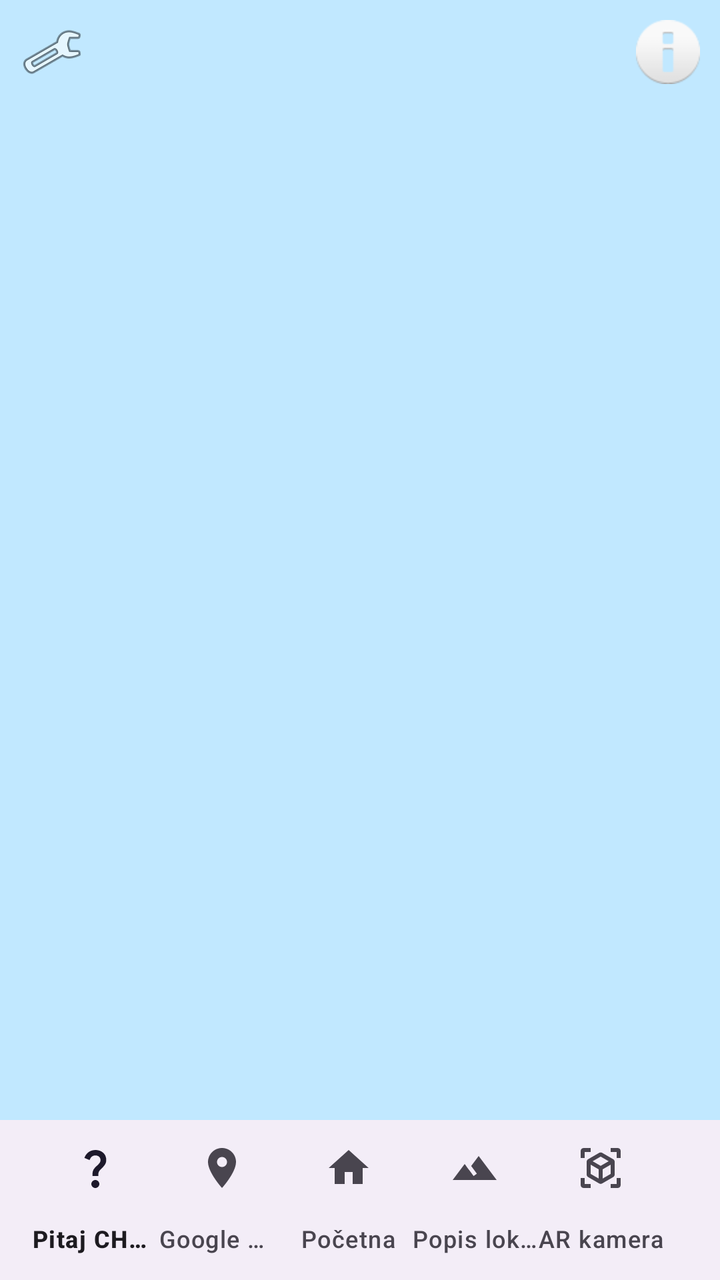
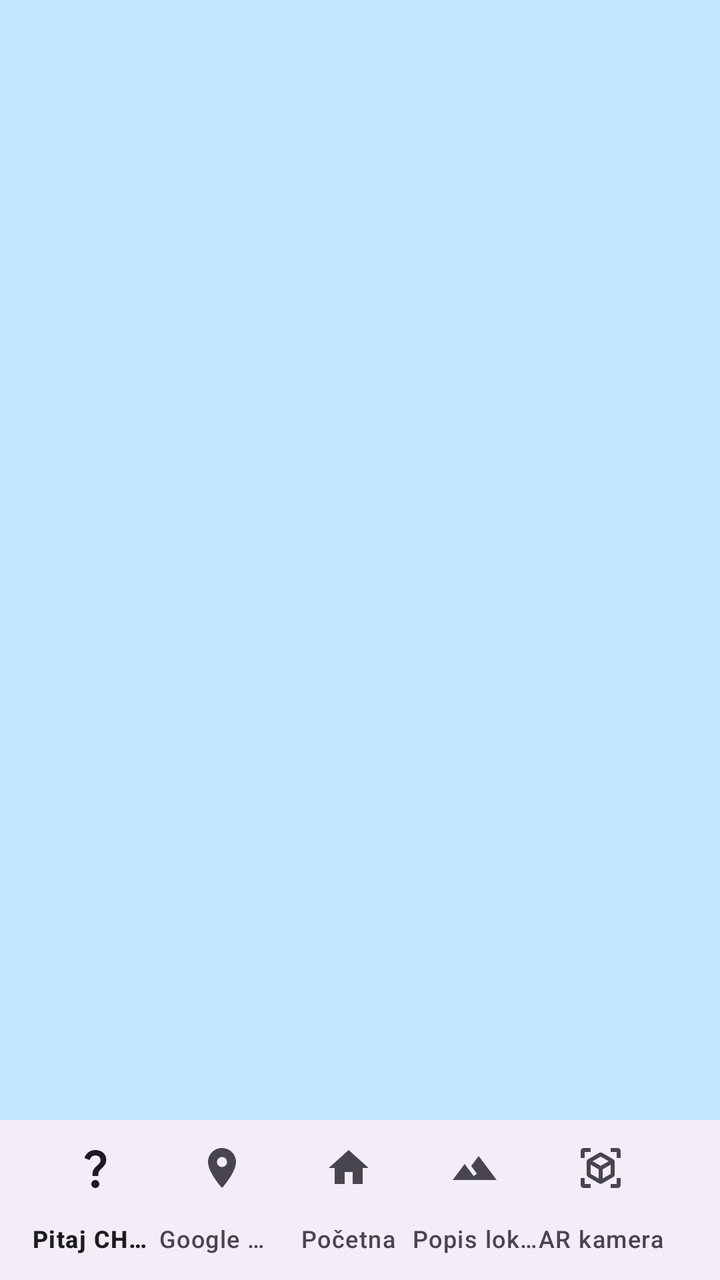

The first picture is an Android layout as it rendered before a commit; the second is the same layout after the commit. The layout source and the unified diff follow.
<!-- AndroidManifest.xml: activity theme Theme.ARTour -->
<!-- res/layout/activity_main.xml -->
<?xml version="1.0" encoding="utf-8"?>
<androidx.coordinatorlayout.widget.CoordinatorLayout xmlns:android="http://schemas.android.com/apk/res/android"
    xmlns:app="http://schemas.android.com/apk/res-auto"
    xmlns:tools="http://schemas.android.com/tools"
    android:layout_width="match_parent"
    android:layout_height="match_parent"
    android:background="@color/material_dynamic_primary90"
    tools:context=".MainActivity">
    <FrameLayout
        android:id="@+id/frame_layout"
        android:layout_width="match_parent"
        android:layout_height="match_parent"/>

    <com.google.android.material.bottomappbar.BottomAppBar
        android:layout_width="match_parent"
        android:layout_height="wrap_content"
        android:id="@+id/bottomAppBar"
        android:layout_gravity="bottom"
        android:background="@color/white"
        app:fabCradleMargin="10dp"
        app:fabCradleRoundedCornerRadius="50dp">

        <com.google.android.material.bottomnavigation.BottomNavigationView
            android:layout_width="wrap_content"
            android:layout_height="wrap_content"
            android:id="@+id/bottomNavigationView"
            android:layout_marginEnd="20dp"
            app:labelVisibilityMode="labeled"
            android:background="@android:color/transparent"
            app:menu="@menu/bottom_menu"/>
    </com.google.android.material.bottomappbar.BottomAppBar>

    <ImageView
        android:id="@+id/info"
        android:layout_width="wrap_content"
        android:layout_height="wrap_content"
        android:layout_margin="10dp"
        android:contentDescription="info"
        app:layout_anchor="@+id/frame_layout"
        app:layout_anchorGravity="end|top"
        app:srcCompat="@android:drawable/ic_dialog_info" />

    <ImageView
        android:id="@+id/properties"
        android:layout_width="wrap_content"
        android:layout_height="wrap_content"
        android:layout_margin="10dp"
        android:contentDescription="properties"
        app:layout_anchor="@+id/frame_layout"
        app:layout_anchorGravity="start|top"
        app:srcCompat="@android:drawable/ic_menu_preferences" />

    <TextView
        android:id="@+id/naslov"
        android:layout_width="wrap_content"
        android:layout_height="wrap_content"
        android:fontFamily="sans-serif-condensed"
        android:text="TURISTIČKI VODIČ OPŠTINE MILIĆI"
        android:textSize="25dp"
        android:textStyle="bold"
        app:layout_anchor="@+id/frame_layout"
        app:layout_anchorGravity="center"
        android:translationY="-260dp"
        android:visibility="gone"/>

    <TextView
        android:id="@+id/kartice"
        android:layout_width="wrap_content"
        android:layout_height="wrap_content"
        android:text="IZDVOJENE LOKACIJE"
        android:fontFamily="sans-serif-condensed"
        android:textSize="20dp"
        android:textStyle="bold"
        app:layout_anchor="@+id/frame_layout"
        app:layout_anchorGravity="center"
        android:translationY="-180dp"
        android:visibility="gone"/>

    <androidx.viewpager2.widget.ViewPager2
        android:layout_width="410dp"
        android:layout_height="210dp"
        app:layout_anchor="@+id/frame_layout"
        app:layout_anchorGravity="center"
        android:translationY="-50dp"
        android:visibility="gone"/>

    <ImageView
        android:id="@+id/ikona1"
        android:layout_width="50dp"
        android:layout_height="50dp"
        app:layout_anchor="@+id/frame_layout"
        app:layout_anchorGravity="center"
        app:srcCompat="@drawable/baseline_forest_24"
        android:translationY="80dp"
        android:translationX="-155dp"
        android:visibility="gone"/>
    <ImageView
        android:id="@+id/ikona2"
        android:layout_width="50dp"
        android:layout_height="50dp"
        app:layout_anchor="@+id/frame_layout"
        app:layout_anchorGravity="center"
        app:srcCompat="@drawable/baseline_local_cafe_24"
        android:translationY="80dp"
        android:translationX="-95dp"
        android:visibility="gone"/>
    <ImageView
        android:id="@+id/ikona3"
        android:layout_width="50dp"
        android:layout_height="50dp"
        app:layout_anchor="@+id/frame_layout"
        app:layout_anchorGravity="center"
        app:srcCompat="@drawable/baseline_church_24"
        android:translationY="80dp"
        android:translationX="-35dp"
        android:visibility="gone"/>

</androidx.coordinatorlayout.widget.CoordinatorLayout>
<!-- resources referenced by this layout -->
<resources>
  <color name="white">#FFFFFFFF</color>
  <!-- drawable baseline_church_24 (drawable) -->
  <vector android:height="24dp" android:tint="#000000"
      android:viewportHeight="24" android:viewportWidth="24"
      android:width="24dp" xmlns:android="http://schemas.android.com/apk/res/android">
      <path android:fillColor="@android:color/white" android:pathData="M18,12.22V9l-5,-2.5V5h2V3h-2V1h-2v2H9v2h2v1.5L6,9v3.22L2,14v8h8v-3c0,-1.1 0.9,-2 2,-2s2,0.9 2,2v3h8v-8L18,12.22zM12,13.5c-0.83,0 -1.5,-0.67 -1.5,-1.5s0.67,-1.5 1.5,-1.5s1.5,0.67 1.5,1.5S12.83,13.5 12,13.5z"/>
  </vector>
  <!-- drawable baseline_forest_24 (drawable) -->
  <vector android:height="24dp" android:tint="#000000"
      android:viewportHeight="24" android:viewportWidth="24"
      android:width="24dp" xmlns:android="http://schemas.android.com/apk/res/android">
      <path android:fillColor="@android:color/white" android:pathData="M16,12l-7,-10l-7,10l1.86,0l-3.86,6l7,0l0,4l4,0l0,-4l7,0l-3.86,-6z"/>
      <path android:fillColor="@android:color/white" android:pathData="M20.14,12l1.86,0l-7,-10l-2.39,3.41l5.31,7.59l-1.92,0l-0.03,0l3.22,5l4.81,0z"/>
      <path android:fillColor="@android:color/white" android:pathData="M13,19h4v3h-4z"/>
  </vector>
  <!-- drawable baseline_local_cafe_24 (drawable) -->
  <vector android:height="24dp" android:tint="#000000"
      android:viewportHeight="24" android:viewportWidth="24"
      android:width="24dp" xmlns:android="http://schemas.android.com/apk/res/android">
      <path android:fillColor="@android:color/white" android:pathData="M20,3L4,3v10c0,2.21 1.79,4 4,4h6c2.21,0 4,-1.79 4,-4v-3h2c1.11,0 2,-0.9 2,-2L22,5c0,-1.11 -0.89,-2 -2,-2zM20,8h-2L18,5h2v3zM4,19h16v2L4,21z"/>
  </vector>
  <style name="Theme.ARTour" parent="Base.Theme.ARTour" />
  <style name="Base.Theme.ARTour" parent="Theme.Material3.DayNight.NoActionBar">
          
          
      </style>
</resources>

<!-- the commit's change to res/layout/activity_main.xml (unified diff, before → after) -->
@@ -38,7 +38,8 @@
         android:contentDescription="info"
         app:layout_anchor="@+id/frame_layout"
         app:layout_anchorGravity="end|top"
-        app:srcCompat="@android:drawable/ic_dialog_info" />
+        app:srcCompat="@android:drawable/ic_dialog_info"
+        android:visibility="gone"/>
 
     <ImageView
         android:id="@+id/properties"
@@ -48,7 +49,8 @@
         android:contentDescription="properties"
         app:layout_anchor="@+id/frame_layout"
         app:layout_anchorGravity="start|top"
-        app:srcCompat="@android:drawable/ic_menu_preferences" />
+        app:srcCompat="@drawable/baseline_menu_24"
+        android:visibility="gone"/>
 
     <TextView
         android:id="@+id/naslov"
<!-- resource entries referenced after the edit -->
@@ -21,6 +21,12 @@
       android:width="24dp" xmlns:android="http://schemas.android.com/apk/res/android">
       <path android:fillColor="@android:color/white" android:pathData="M20,3L4,3v10c0,2.21 1.79,4 4,4h6c2.21,0 4,-1.79 4,-4v-3h2c1.11,0 2,-0.9 2,-2L22,5c0,-1.11 -0.89,-2 -2,-2zM20,8h-2L18,5h2v3zM4,19h16v2L4,21z"/>
   </vector>
+  <!-- drawable baseline_menu_24 (drawable) -->
+  <vector android:height="24dp" android:tint="#000000"
+      android:viewportHeight="24" android:viewportWidth="24"
+      android:width="24dp" xmlns:android="http://schemas.android.com/apk/res/android">
+      <path android:fillColor="@android:color/white" android:pathData="M3,18h18v-2L3,16v2zM3,13h18v-2L3,11v2zM3,6v2h18L21,6L3,6z"/>
+  </vector>
   <style name="Theme.ARTour" parent="Base.Theme.ARTour" />
   <style name="Base.Theme.ARTour" parent="Theme.Material3.DayNight.NoActionBar">
           
